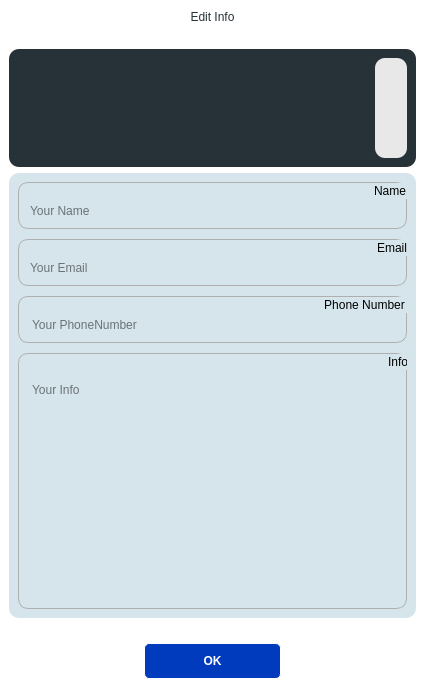
This is src/accountsettingspanel.ui in aligrand/Zapchat as Qt 5 draws it before an edit. The edited form follows.
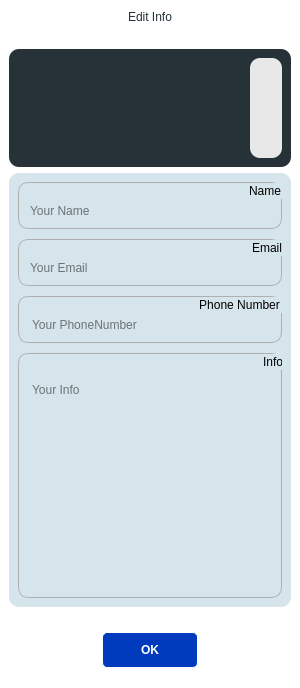
This is the edited form. Icons and pictures are not drawn.

The edit to the form file:
```diff
--- a/src/accountsettingspanel.ui
+++ b/src/accountsettingspanel.ui
@@ -6,8 +6,8 @@
    <rect>
     <x>0</x>
     <y>0</y>
-    <width>425</width>
-    <height>699</height>
+    <width>300</width>
+    <height>688</height>
    </rect>
   </property>
   <property name="minimumSize">
@@ -112,8 +112,8 @@
        <rect>
         <x>0</x>
         <y>0</y>
-        <width>425</width>
-        <height>586</height>
+        <width>300</width>
+        <height>575</height>
        </rect>
       </property>
       <layout class="QVBoxLayout" name="verticalLayout_2">
```
